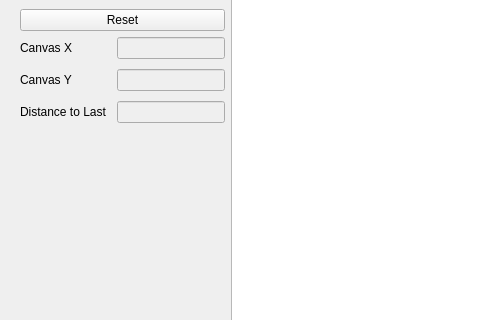
Before: the Qt Designer form src/pymixite_sample/qt_sample.ui in DenalidTX/pymixite-sample, drawn with Qt 5; both pictures show x 0 to 480 and y 353 to 673 of the 854 by 780 pixel window.
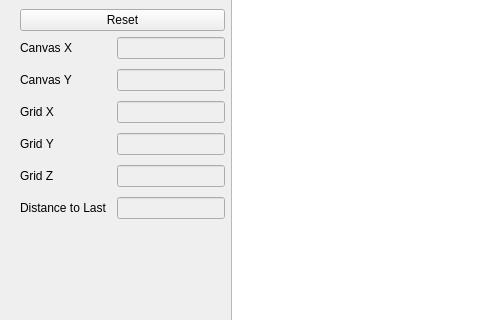
After: the same form once the commit is applied.

Commit message: Added hex visibility display. Also added grid coordinates to the display. There is currently a bug in the underlying library: The coordinate translation selects the wrong hex in an alarming number of cases.

```diff
--- a/src/pymixite_sample/qt_sample.ui
+++ b/src/pymixite_sample/qt_sample.ui
@@ -225,13 +225,73 @@
            </widget>
           </item>
           <item row="2" column="0">
+           <widget class="QLabel" name="label_1008">
+            <property name="text">
+             <string>Grid X</string>
+            </property>
+           </widget>
+          </item>
+          <item row="2" column="1">
+           <widget class="QLineEdit" name="gridXBox">
+            <property name="enabled">
+             <bool>false</bool>
+            </property>
+            <property name="mouseTracking">
+             <bool>false</bool>
+            </property>
+            <property name="acceptDrops">
+             <bool>false</bool>
+            </property>
+           </widget>
+          </item>
+          <item row="3" column="0">
+           <widget class="QLabel" name="label_1007">
+            <property name="text">
+             <string>Grid Y</string>
+            </property>
+           </widget>
+          </item>
+          <item row="3" column="1">
+           <widget class="QLineEdit" name="gridYBox">
+            <property name="enabled">
+             <bool>false</bool>
+            </property>
+            <property name="mouseTracking">
+             <bool>false</bool>
+            </property>
+            <property name="acceptDrops">
+             <bool>false</bool>
+            </property>
+           </widget>
+          </item>
+          <item row="4" column="0">
+           <widget class="QLabel" name="label_1010">
+            <property name="text">
+             <string>Grid Z</string>
+            </property>
+           </widget>
+          </item>
+          <item row="4" column="1">
+           <widget class="QLineEdit" name="gridZBox">
+            <property name="enabled">
+             <bool>false</bool>
+            </property>
+            <property name="mouseTracking">
+             <bool>false</bool>
+            </property>
+            <property name="acceptDrops">
+             <bool>false</bool>
+            </property>
+           </widget>
+          </item>
+          <item row="5" column="0">
            <widget class="QLabel" name="label_10">
             <property name="text">
              <string>Distance to Last</string>
             </property>
            </widget>
           </item>
-          <item row="2" column="1">
+          <item row="5" column="1">
            <widget class="QLineEdit" name="distToLastBox">
             <property name="enabled">
              <bool>false</bool>
```
The commit also changes 1 other file.
